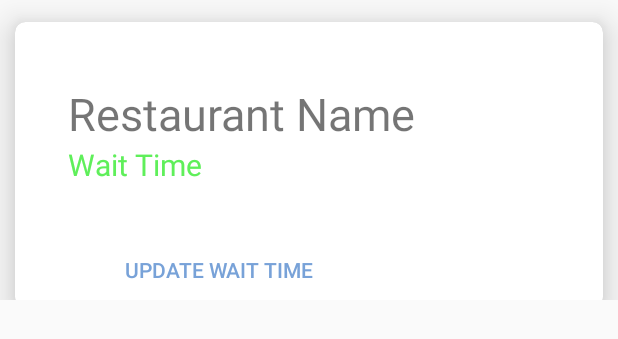
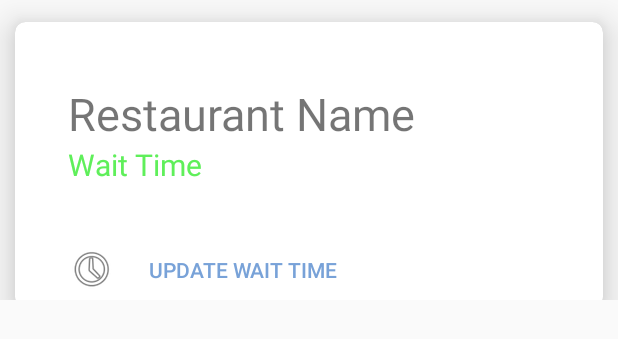
Before and after one commit to HannesHolste/PCQueue-Android-App, an Android app: the layout restaurant_list_item.xml on its own in the app's theme, with its tools: preview values and no code run, on a phone screen of 412 x 824 dp. Shown: the top 339 px of the screen. Run offline under Robolectric (Android 15) with nearby library versions, the light colour scheme and no system bars.

Commit message:
Created card for restaurant list. Formatted it according to the sketches.

```diff
--- a/app/src/main/java/neckbeardhackers/pcqueue/RestaurantListActivity.java
+++ b/app/src/main/java/neckbeardhackers/pcqueue/RestaurantListActivity.java
@@ -54,6 +54,8 @@ public class RestaurantList extends AppCompatActivity {
 
         //Testing to see if it will close the default action bar
         getSupportActionBar().setDisplayShowTitleEnabled(false);
+
+        /*Making the title pretty :-)*/
         TextView txt = (TextView) findViewById(R.id.mainToolbar_title);
         Typeface font = Typeface.createFromAsset(getAssets(), "fonts/Pacifico.ttf");
         txt.setTypeface(font);
--- a/app/src/main/res/layout/restaurant_list_item.xml
+++ b/app/src/main/res/layout/restaurant_list_item.xml
@@ -50,7 +50,7 @@
                 android:background="@android:color/transparent"
                 android:text="Update Wait Time"
                 style="?android:attr/borderlessButtonStyle"
-                android:drawableLeft="@android:drawable/ic_menu_refresh"
+                android:drawableLeft="@android:drawable/ic_menu_recent_history"
                 android:textColor="#78A2D8"
                 >
 
```
